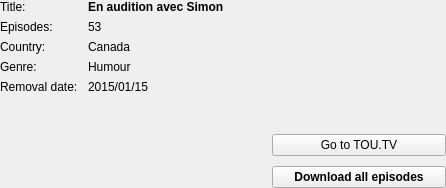
Old version of the form toutvqt/dat/ui/infos_season_widget.ui in the repository bvanheu/pytoutv.
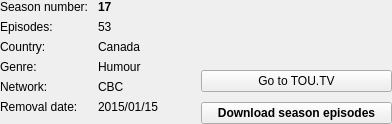
New version of the form.

Commit message: Qt: add infos to infos widgets

Patch:
```diff
--- a/toutvqt/dat/ui/infos_season_widget.ui
+++ b/toutvqt/dat/ui/infos_season_widget.ui
@@ -6,11 +6,11 @@
    <rect>
     <x>0</x>
     <y>0</y>
-    <width>446</width>
-    <height>188</height>
+    <width>392</width>
+    <height>124</height>
    </rect>
   </property>
-  <layout class="QHBoxLayout" name="horizontalLayout" stretch="3,2">
+  <layout class="QHBoxLayout" name="horizontalLayout" stretch="0,0">
    <property name="spacing">
     <number>10</number>
    </property>
@@ -33,7 +33,7 @@
        <item row="0" column="0">
         <widget class="QLabel" name="title_label">
          <property name="text">
-          <string>Title:</string>
+          <string>Season number:</string>
          </property>
         </widget>
        </item>
@@ -46,7 +46,7 @@
           </font>
          </property>
          <property name="text">
-          <string>En audition avec Simon</string>
+          <string>17</string>
          </property>
         </widget>
        </item>
@@ -78,14 +78,14 @@
          </property>
         </widget>
        </item>
-       <item row="4" column="0">
+       <item row="5" column="0">
         <widget class="QLabel" name="removal_date_label">
          <property name="text">
           <string>Removal date:</string>
          </property>
         </widget>
        </item>
-       <item row="4" column="1">
+       <item row="5" column="1">
         <widget class="QLabel" name="removal_date_value_label">
          <property name="text">
           <string>2015/01/15</string>
@@ -106,37 +106,22 @@
          </property>
         </widget>
        </item>
+       <item row="4" column="0">
+        <widget class="QLabel" name="network_label">
+         <property name="text">
+          <string>Network:</string>
+         </property>
+        </widget>
+       </item>
+       <item row="4" column="1">
+        <widget class="QLabel" name="network_value_label">
+         <property name="text">
+          <string>CBC</string>
+         </property>
+        </widget>
+       </item>
       </layout>
      </item>
-     <item>
-      <widget class="QLabel" name="description_label_value">
-       <property name="text">
-        <string/>
-       </property>
-       <property name="textFormat">
-        <enum>Qt::PlainText</enum>
-       </property>
-       <property name="alignment">
-        <set>Qt::AlignLeading|Qt::AlignLeft|Qt::AlignTop</set>
-       </property>
-       <property name="wordWrap">
-        <bool>true</bool>
-       </property>
-      </widget>
-     </item>
-     <item>
-      <spacer name="verticalSpacer_2">
-       <property name="orientation">
-        <enum>Qt::Vertical</enum>
-       </property>
-       <property name="sizeHint" stdset="0">
-        <size>
-         <width>20</width>
-         <height>40</height>
-        </size>
-       </property>
-      </spacer>
-     </item>
     </layout>
    </item>
    <item>
@@ -149,13 +134,19 @@
        <property name="sizeHint" stdset="0">
         <size>
          <width>20</width>
-         <height>40</height>
+         <height>0</height>
         </size>
        </property>
       </spacer>
      </item>
      <item>
       <widget class="QPushButton" name="goto_toutv_btn">
+       <property name="maximumSize">
+        <size>
+         <width>200</width>
+         <height>16777215</height>
+        </size>
+       </property>
        <property name="text">
         <string>Go to TOU.TV</string>
        </property>
@@ -163,6 +154,18 @@
      </item>
      <item>
       <widget class="QPushButton" name="dl_btn">
+       <property name="sizePolicy">
+        <sizepolicy hsizetype="Preferred" vsizetype="Fixed">
+         <horstretch>0</horstretch>
+         <verstretch>0</verstretch>
+        </sizepolicy>
+       </property>
+       <property name="maximumSize">
+        <size>
+         <width>200</width>
+         <height>16777215</height>
+        </size>
+       </property>
        <property name="font">
         <font>
          <weight>75</weight>
@@ -170,7 +173,7 @@
         </font>
        </property>
        <property name="text">
-        <string>Download all episodes</string>
+        <string>Download season episodes</string>
        </property>
       </widget>
      </item>
```
Left out of the diff: 4 changed lines with no effect on the pictures. The commit also changes 5 other files.
